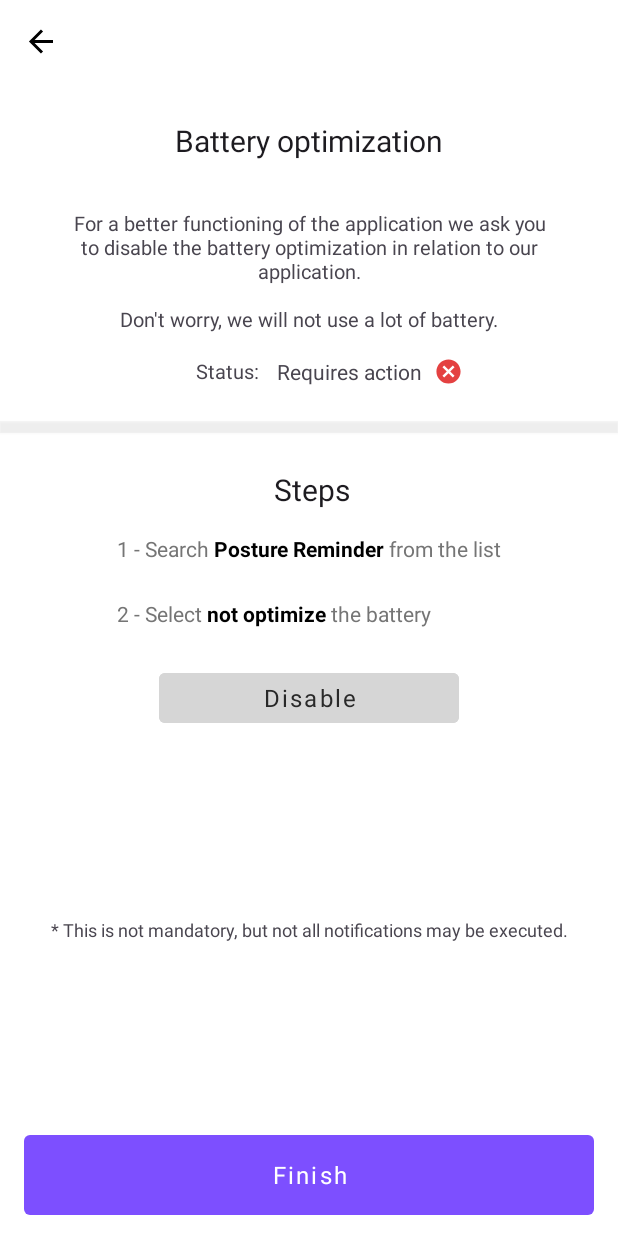
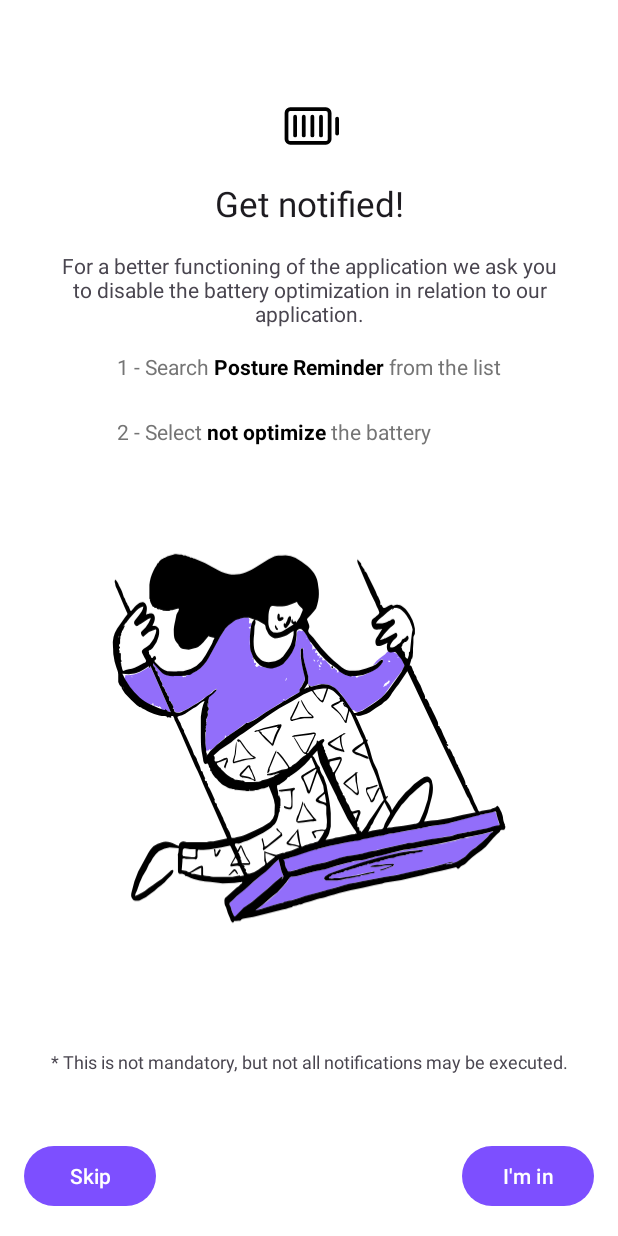
Before and after one commit to puntogris/posture-reminder, an Android app: the BatteryOptimizationFragment screen opened through its navigation route, on a phone screen of 412 x 824 dp. Run offline under Robolectric (Android 15) with nearby library versions, the phone set to English and light mode, and no system bars; our stand-ins replace Dagger/Hilt's generated code, Room's generated code, Timber, navigation-ui; libraries missing offline, so code that uses them is left out: com.db.williamchart; Roboto replaces fonts that are not available here.

Commit message:
updated the battery optimization screen

```diff
--- a/app/src/main/java/com/puntogris/posture/ui/main/MainActivity.kt
+++ b/app/src/main/java/com/puntogris/posture/ui/main/MainActivity.kt
@@ -108,7 +108,8 @@
                 R.id.exploreFragment,
                 R.id.loginFragment,
                 R.id.synAccountFragment,
-                R.id.permissionsFragment
+                R.id.permissionsFragment,
+                R.id.batteryOptimizationFragment
             )
         )
     }
--- a/app/src/main/java/com/puntogris/posture/ui/welcome/BatteryOptimizationFragment.kt
+++ b/app/src/main/java/com/puntogris/posture/ui/welcome/BatteryOptimizationFragment.kt
@@ -9,7 +9,6 @@
 import androidx.navigation.fragment.findNavController
 import com.puntogris.posture.R
 import com.puntogris.posture.databinding.FragmentBatteryOptimizationBinding
-import com.puntogris.posture.utils.extensions.gone
 import com.puntogris.posture.utils.extensions.isDarkThemeOn
 import com.puntogris.posture.utils.extensions.isIgnoringBatteryOptimizations
 import com.puntogris.posture.utils.viewBinding
@@ -20,15 +19,21 @@
 
     override fun onViewCreated(view: View, savedInstanceState: Bundle?) {
         super.onViewCreated(view, savedInstanceState)
+        setupListeners()
+        setBatteryOptimizationsStepsUi()
+    }
 
-        binding.finishOptimizationButton.setOnClickListener {
+    private fun setupListeners() {
+        binding.buttonSkip.setOnClickListener {
             findNavController().navigate(R.id.action_batteryOptimization_to_home)
         }
-        binding.disableOptimizationButton.setOnClickListener {
-            startActivity(Intent(Settings.ACTION_IGNORE_BATTERY_OPTIMIZATION_SETTINGS))
+        binding.buttonContinue.setOnClickListener {
+            if (requireContext().isIgnoringBatteryOptimizations()) {
+                findNavController().navigate(R.id.action_batteryOptimization_to_home)
+            } else {
+                startActivity(Intent(Settings.ACTION_IGNORE_BATTERY_OPTIMIZATION_SETTINGS))
+            }
         }
-        checkPowerStatus()
-        setBatteryOptimizationsStepsUi()
     }
 
     private fun setBatteryOptimizationsStepsUi() {
@@ -37,7 +42,6 @@
         } else {
             R.string.battery_optimization_step_one_dark to R.string.battery_optimization_step_two_dark
         }
-
         binding.stepOne.text = htmlToString(stepOne)
         binding.stepTwo.text = htmlToString(stepTwo)
     }
@@ -47,18 +51,10 @@
         HtmlCompat.FROM_HTML_MODE_LEGACY
     )
 
-    private fun checkPowerStatus() {
+    override fun onResume() {
         if (requireContext().isIgnoringBatteryOptimizations()) {
-            binding.apply {
-                powerManagerState.setText(R.string.optimization_correct)
-                powerStateImage.setImageResource(R.drawable.ic_baseline_check_circle_24)
-                requireOptimizationGroup.gone()
-            }
+            findNavController().navigate(R.id.action_batteryOptimization_to_home)
         }
-    }
-
-    override fun onResume() {
-        checkPowerStatus()
         super.onResume()
     }
 }
--- /dev/null
+++ b/app/src/main/res/drawable/ic_battery_full.xml
@@ -0,0 +1,26 @@
+<vector android:height="24dp" android:viewportHeight="256"
+    android:viewportWidth="256" android:width="24dp" xmlns:android="http://schemas.android.com/apk/res/android">
+    <path android:fillColor="#00000000"
+        android:pathData="M248,96L248,160" android:strokeColor="#000000"
+        android:strokeLineCap="round" android:strokeLineJoin="round" android:strokeWidth="16"/>
+    <path android:fillColor="#00000000"
+        android:pathData="M216,72L216,184A16,16 0,0 1,200 200L48,200A16,16 0,0 1,32 184L32,72A16,16 0,0 1,48 56L200,56A16,16 0,0 1,216 72z"
+        android:strokeColor="#000000" android:strokeLineCap="round"
+        android:strokeLineJoin="round" android:strokeWidth="16"/>
+    <path android:fillColor="#00000000"
+        android:pathData="M142.4,168L142.4,88"
+        android:strokeColor="#000000" android:strokeLineCap="round"
+        android:strokeLineJoin="round" android:strokeWidth="16"/>
+    <path android:fillColor="#00000000"
+        android:pathData="M105.6,168L105.6,88"
+        android:strokeColor="#000000" android:strokeLineCap="round"
+        android:strokeLineJoin="round" android:strokeWidth="16"/>
+    <path android:fillColor="#00000000"
+        android:pathData="M68.8,168L68.8,88"
+        android:strokeColor="#000000" android:strokeLineCap="round"
+        android:strokeLineJoin="round" android:strokeWidth="16"/>
+    <path android:fillColor="#00000000"
+        android:pathData="M179.2,168L179.2,88"
+        android:strokeColor="#000000" android:strokeLineCap="round"
+        android:strokeLineJoin="round" android:strokeWidth="16"/>
+</vector>
--- a/app/src/main/res/layout/fragment_battery_optimization.xml
+++ b/app/src/main/res/layout/fragment_battery_optimization.xml
@@ -4,60 +4,39 @@
     xmlns:tools="http://schemas.android.com/tools"
     android:layout_width="match_parent"
     android:layout_height="match_parent"
-    tools:context=".ui.welcome.BatteryOptimizationFragment">
+    tools:context=".ui.permissions.PermissionsFragment">
 
-    <androidx.constraintlayout.widget.Group
-        android:id="@+id/requireOptimizationGroup"
+    <ImageView
+        android:id="@+id/imageView2"
+        android:layout_width="40dp"
+        android:layout_height="40dp"
+        app:layout_constraintEnd_toEndOf="parent"
+        app:layout_constraintStart_toStartOf="parent"
+        app:layout_constraintTop_toTopOf="parent"
+        app:srcCompat="@drawable/ic_battery_full" />
+
+    <TextView
+        android:id="@+id/textView13"
+        style="@style/Theme.Posture.MediumTitle"
         android:layout_width="wrap_content"
         android:layout_height="wrap_content"
-        app:constraint_referenced_ids="divider,stepOne,optimizationStepsTitle,disableOptimizationButton,optimizationAlert,stepTwo" />
+        android:layout_marginTop="16dp"
+        android:text="Get notified!"
+        app:layout_constraintEnd_toEndOf="parent"
+        app:layout_constraintStart_toStartOf="parent"
+        app:layout_constraintTop_toBottomOf="@+id/imageView2" />
 
     <TextView
-        android:id="@+id/optimizationTitle"
-        style="@style/Theme.Posture.RegularTitle"
-        android:layout_width="wrap_content"
-        android:layout_height="wrap_content"
-        android:layout_marginTop="@dimen/spacing_large"
-        android:text="@string/battery_optimization_label"
-        app:layout_constraintEnd_toEndOf="parent"
-        app:layout_constraintHorizontal_bias="0.5"
-        app:layout_constraintStart_toStartOf="parent"
-        app:layout_constraintTop_toTopOf="parent" />
-
-    <TextView
-        android:id="@+id/optimizationMessage"
+        android:id="@+id/textView14"
         android:layout_width="match_parent"
         android:layout_height="wrap_content"
-        android:layout_marginHorizontal="@dimen/spacing_huge"
-        android:layout_marginTop="@dimen/spacing_huge"
+        android:layout_marginHorizontal="24dp"
+        android:layout_marginTop="16dp"
         android:text="@string/battery_optimization_alert1"
         android:textAlignment="center"
-        android:textSize="13sp"
         app:layout_constraintEnd_toEndOf="parent"
         app:layout_constraintStart_toStartOf="parent"
-        app:layout_constraintTop_toBottomOf="@+id/optimizationTitle" />
-
-    <com.google.android.material.button.MaterialButton
-        android:id="@+id/finishOptimizationButton"
-        style="@style/Theme.Posture.Button"
-        android:layout_width="match_parent"
-        android:text="@string/action_finish"
-        app:layout_constraintBottom_toBottomOf="parent"
-        app:layout_constraintEnd_toEndOf="parent"
-        app:layout_constraintStart_toStartOf="parent" />
-
-    <Button
-        android:id="@+id/disableOptimizationButton"
-        style="@style/Theme.Posture.Button"
-        android:layout_width="200dp"
-        android:layout_height="45dp"
-        android:layout_marginTop="@dimen/spacing_xxlarge"
-        android:backgroundTint="@color/grey"
-        android:text="@string/action_disable"
-        android:textColor="#292929"
-        app:layout_constraintEnd_toEndOf="parent"
-        app:layout_constraintStart_toStartOf="parent"
-        app:layout_constraintTop_toBottomOf="@+id/stepTwo" />
+        app:layout_constraintTop_toBottomOf="@+id/textView13" />
 
     <TextView
         android:id="@+id/stepOne"
@@ -66,7 +45,7 @@
         android:layout_marginTop="@dimen/spacing_large"
         app:layout_constraintEnd_toEndOf="parent"
         app:layout_constraintStart_toStartOf="parent"
-        app:layout_constraintTop_toBottomOf="@+id/optimizationStepsTitle" />
+        app:layout_constraintTop_toBottomOf="@+id/textView14" />
 
     <TextView
         android:id="@+id/stepTwo"
@@ -76,78 +55,52 @@
         app:layout_constraintStart_toStartOf="@+id/stepOne"
         app:layout_constraintTop_toBottomOf="@+id/stepOne" />
 
-    <TextView
-        android:id="@+id/optimizationStatusLabel"
-        style="@style/Theme.Posture.TextMedium"
-        android:layout_width="wrap_content"
-        android:layout_height="wrap_content"
-        android:layout_marginTop="@dimen/spacing_large"
-        android:layout_marginEnd="@dimen/spacing_standard"
-        android:text="@string/status"
-        android:textSize="13sp"
-        app:layout_constraintEnd_toStartOf="@+id/powerManagerState"
-        app:layout_constraintHorizontal_bias="0.5"
-        app:layout_constraintHorizontal_chainStyle="packed"
+    <ImageView
+        android:layout_width="0dp"
+        android:layout_height="0dp"
+        android:layout_marginHorizontal="32dp"
+        android:layout_marginBottom="16dp"
+        android:layout_marginTop="16dp"
+        app:layout_constraintBottom_toTopOf="@+id/textView15"
+        app:layout_constraintEnd_toEndOf="parent"
         app:layout_constraintStart_toStartOf="parent"
-        app:layout_constraintTop_toBottomOf="@+id/optimizationMessage" />
+        app:layout_constraintTop_toBottomOf="@+id/stepTwo"
+        app:srcCompat="@drawable/ic_girl_swing" />
 
     <TextView
-        android:id="@+id/powerManagerState"
-        android:layout_width="wrap_content"
-        android:layout_height="wrap_content"
-        android:layout_marginStart="@dimen/spacing_xxsmall"
-        android:text="@string/optimization_require_action"
-        app:layout_constraintBottom_toBottomOf="@+id/optimizationStatusLabel"
-        app:layout_constraintEnd_toEndOf="parent"
-        app:layout_constraintHorizontal_bias="0.5"
-        app:layout_constraintStart_toEndOf="@+id/optimizationStatusLabel"
-        app:layout_constraintTop_toTopOf="@+id/optimizationStatusLabel" />
-
-    <ImageView
-        android:id="@+id/powerStateImage"
-        android:layout_width="19dp"
-        android:layout_height="19dp"
-        android:layout_marginStart="@dimen/spacing_standard"
-        android:contentDescription="@string/image_content_description"
-        android:src="@drawable/ic_baseline_cancel_24"
-        app:layout_constraintBottom_toBottomOf="@+id/powerManagerState"
-        app:layout_constraintStart_toEndOf="@+id/powerManagerState"
-        app:layout_constraintTop_toTopOf="@+id/powerManagerState" />
-
-    <TextView
-        android:id="@+id/optimizationStepsTitle"
-        style="@style/Theme.Posture.RegularTitle"
-        android:layout_width="wrap_content"
-        android:layout_height="wrap_content"
-        android:layout_marginTop="@dimen/spacing_xxlarge"
-        android:text="@string/steps"
-        app:layout_constraintEnd_toEndOf="parent"
-        app:layout_constraintHorizontal_bias="0.505"
-        app:layout_constraintStart_toStartOf="parent"
-        app:layout_constraintTop_toBottomOf="@+id/divider" />
-
-    <View
-        android:id="@+id/divider"
-        android:layout_width="@dimen/spacing_empty"
-        android:layout_height="@dimen/spacing_standard"
-        android:layout_marginTop="@dimen/spacing_xxlarge"
-        android:alpha="0.2"
-        android:background="@color/grey"
-        android:elevation="@dimen/spacing_xmicro"
-        app:layout_constraintStart_toStartOf="parent"
-        app:layout_constraintTop_toBottomOf="@+id/optimizationStatusLabel" />
-
-    <TextView
-        android:id="@+id/optimizationAlert"
+        android:id="@+id/textView15"
         android:layout_width="match_parent"
         android:layout_height="wrap_content"
-        android:layout_marginHorizontal="@dimen/spacing_huge"
+        android:layout_marginHorizontal="24dp"
+        android:layout_marginBottom="32dp"
+        android:paddingHorizontal="8dp"
+        android:paddingVertical="12dp"
         android:text="@string/battery_optimization_alert2"
         android:textAlignment="center"
         android:textSize="12sp"
-        app:layout_constraintBottom_toTopOf="@+id/finishOptimizationButton"
+        app:layout_constraintBottom_toTopOf="@+id/button_skip"
         app:layout_constraintEnd_toEndOf="parent"
-        app:layout_constraintStart_toStartOf="parent"
-        app:layout_constraintTop_toBottomOf="@+id/disableOptimizationButton" />
+        app:layout_constraintHorizontal_bias="0.333"
+        app:layout_constraintStart_toStartOf="parent" />
+
+    <Button
+        android:id="@+id/button_skip"
+        android:layout_width="wrap_content"
+        android:layout_height="wrap_content"
+        android:layout_marginStart="16dp"
+        android:layout_marginBottom="16dp"
+        android:text="Skip"
+        app:layout_constraintBottom_toBottomOf="parent"
+        app:layout_constraintStart_toStartOf="parent" />
+
+    <Button
+        android:id="@+id/button_continue"
+        android:layout_width="wrap_content"
+        android:layout_height="wrap_content"
+        android:layout_marginEnd="16dp"
+        android:layout_marginBottom="16dp"
+        android:text="I'm in"
+        app:layout_constraintBottom_toBottomOf="parent"
+        app:layout_constraintEnd_toEndOf="parent" />
 
 </androidx.constraintlayout.widget.ConstraintLayout>
--- a/app/src/main/res/values/strings.xml
+++ b/app/src/main/res/values/strings.xml
@@ -85,7 +85,7 @@
     <string name="optimization_require_action">Requires action</string>
     <string name="status">Status:</string>
     <string name="battery_optimization_alert2">* This is not mandatory, but not all notifications may be executed.</string>
-    <string name="battery_optimization_alert1">For a better functioning of the application we ask you to disable the battery optimization in relation to our application.\n\nDon\'t worry, we will not use a lot of battery.</string>
+    <string name="battery_optimization_alert1">For a better functioning of the application we ask you to disable the battery optimization in relation to our application.</string>
 
     <!-- Reminder -->
     <string name="snack_delete_reminder_success">Reminder deleted successfully</string>
```
Also changed, not shown: 2 other files.
